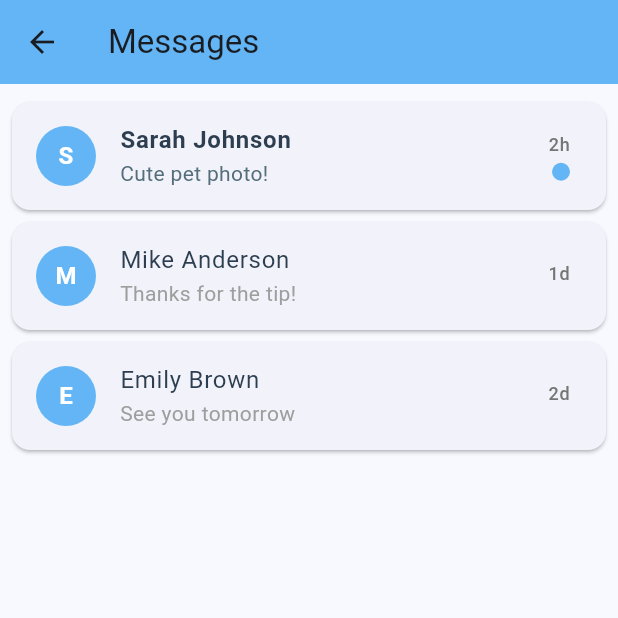
After one commit to Essraerbll/FeedPad, a Flutter app: the MessagingScreen screen opened directly, on a phone screen of 412 x 824 dp, the top half of it. The commit adds this screen. Run offline on Flutter 3.47's test engine with Material 3 defaults, Android fonts, the phone set to English and light mode, and no system bars; our stand-ins replace file_picker, flutter_map, geolocator, latlong2, permission_handler; accounts and stored records are empty; network calls fail.

Commit message:
messages

```diff
--- /dev/null
+++ b/feedpad/lib/screens/messaging_screen.dart
@@ -0,0 +1,374 @@
+import 'package:flutter/material.dart';
+import 'package:provider/provider.dart';
+import '../services/auth_service.dart';
+
+class MessagingScreen extends StatefulWidget {
+  const MessagingScreen({super.key});
+
+  @override
+  State<MessagingScreen> createState() => _MessagingScreenState();
+}
+
+class _MessagingScreenState extends State<MessagingScreen> {
+  // Örnek sohbet listesi
+  final List<Map<String, dynamic>> _conversations = [
+    {
+      'id': 'conv_1',
+      'userName': 'Sarah Johnson',
+      'userImage': null,
+      'lastMessage': 'Cute pet photo!',
+      'timestamp': DateTime.now().subtract(const Duration(hours: 2)),
+      'unread': true,
+    },
+    {
+      'id': 'conv_2',
+      'userName': 'Mike Anderson',
+      'userImage': null,
+      'lastMessage': 'Thanks for the tip!',
+      'timestamp': DateTime.now().subtract(const Duration(days: 1)),
+      'unread': false,
+    },
+    {
+      'id': 'conv_3',
+      'userName': 'Emily Brown',
+      'userImage': null,
+      'lastMessage': 'See you tomorrow',
+      'timestamp': DateTime.now().subtract(const Duration(days: 2)),
+      'unread': false,
+    },
+  ];
+
+  String _formatTime(DateTime dateTime) {
+    final now = DateTime.now();
+    final difference = now.difference(dateTime);
+
+    if (difference.inMinutes < 1) {
+      return 'now';
+    } else if (difference.inHours < 1) {
+      return '${difference.inMinutes}m';
+    } else if (difference.inHours < 24) {
+      return '${difference.inHours}h';
+    } else if (difference.inDays < 7) {
+      return '${difference.inDays}d';
+    } else {
+      return '${dateTime.day}/${dateTime.month}';
+    }
+  }
+
+  @override
+  Widget build(BuildContext context) {
+    final authService = Provider.of<AuthService>(context);
+    final currentUser = authService.currentUser;
+
+    return Scaffold(
+      appBar: AppBar(
+        title: const Text('Messages'),
+        elevation: 0,
+        backgroundColor: const Color(0xFF64B5F6),
+        leading: IconButton(
+          icon: const Icon(Icons.arrow_back),
+          onPressed: () => Navigator.pop(context),
+        ),
+      ),
+      body: _conversations.isEmpty
+          ? Center(
+              child: Column(
+                mainAxisAlignment: MainAxisAlignment.center,
+                children: [
+                  Icon(Icons.message_outlined, size: 80, color: Colors.grey[300]),
+                  const SizedBox(height: 16),
+                  Text(
+                    'No conversations yet',
+                    style: TextStyle(
+                      fontSize: 20,
+                      fontWeight: FontWeight.bold,
+                      color: Colors.grey[600],
+                    ),
+                  ),
+                  const SizedBox(height: 8),
+                  Text(
+                    'Start a new conversation!',
+                    style: TextStyle(color: Colors.grey[500]),
+                  ),
+                ],
+              ),
+            )
+          : ListView.builder(
+              padding: const EdgeInsets.all(8),
+              itemCount: _conversations.length,
+              itemBuilder: (context, index) {
+                final conversation = _conversations[index];
+                return Card(
+                  margin: const EdgeInsets.symmetric(vertical: 4),
+                  child: ListTile(
+                    leading: CircleAvatar(
+                      backgroundColor: const Color(0xFF64B5F6),
+                      backgroundImage: conversation['userImage'] != null
+                          ? NetworkImage(conversation['userImage'])
+                          : null,
+                      child: conversation['userImage'] == null
+                          ? Text(
+                              conversation['userName'][0].toUpperCase(),
+                              style: const TextStyle(
+                                color: Colors.white,
+                                fontWeight: FontWeight.bold,
+                              ),
+                            )
+                          : null,
+                    ),
+                    title: Text(
+                      conversation['userName'],
+                      style: TextStyle(
+                        fontWeight: conversation['unread']
+                            ? FontWeight.bold
+                            : FontWeight.normal,
+                        color: const Color(0xFF2C3E50),
+                      ),
+                    ),
+                    subtitle: Text(
+                      conversation['lastMessage'],
+                      maxLines: 1,
+                      overflow: TextOverflow.ellipsis,
+                      style: TextStyle(
+                        color: conversation['unread']
+                            ? const Color(0xFF546E7A)
+                            : Colors.grey,
+                      ),
+                    ),
+                    trailing: Column(
+                      mainAxisAlignment: MainAxisAlignment.center,
+                      crossAxisAlignment: CrossAxisAlignment.end,
+                      children: [
+                        Text(
+                          _formatTime(conversation['timestamp']),
+                          style: TextStyle(
+                            fontSize: 12,
+                            color: Colors.grey[600],
+                          ),
+                        ),
+                        const SizedBox(height: 4),
+                        if (conversation['unread'])
+                          Container(
+                            width: 12,
+                            height: 12,
+                            decoration: const BoxDecoration(
+                              color: Color(0xFF64B5F6),
+                              shape: BoxShape.circle,
+                            ),
+                          ),
+                      ],
+                    ),
+                    onTap: () {
+                      Navigator.push(
+                        context,
+                        MaterialPageRoute(
+                          builder: (context) => ChatDetailScreen(
+                            conversation: conversation,
+                            currentUserName:
+                                currentUser?.name ?? 'You',
+                          ),
+                        ),
+                      );
+                    },
+                  ),
+                );
+              },
+            ),
+    );
+  }
+}
+
+class ChatDetailScreen extends StatefulWidget {
+  final Map<String, dynamic> conversation;
+  final String currentUserName;
+
+  const ChatDetailScreen({
+    Key? key,
+    required this.conversation,
+    required this.currentUserName,
+  }) : super(key: key);
+
+  @override
+  State<ChatDetailScreen> createState() => _ChatDetailScreenState();
+}
+
+class _ChatDetailScreenState extends State<ChatDetailScreen> {
+  final TextEditingController _messageController = TextEditingController();
+  final List<Map<String, dynamic>> _messages = [
+    {
+      'id': 'msg_1',
+      'sender': 'Sarah Johnson',
+      'text': 'Hi! Love your pet photos!',
+      'timestamp': DateTime.now().subtract(const Duration(hours: 3)),
+      'isSent': false,
+    },
+    {
+      'id': 'msg_2',
+      'sender': 'You',
+      'text': 'Thanks! Your photos are amazing too!',
+      'timestamp': DateTime.now().subtract(const Duration(hours: 2, minutes: 50)),
+      'isSent': true,
+    },
+    {
+      'id': 'msg_3',
+      'sender': 'Sarah Johnson',
+      'text': 'Cute pet photo!',
+      'timestamp': DateTime.now().subtract(const Duration(hours: 2)),
+      'isSent': false,
+    },
+  ];
+
+  void _sendMessage() {
+    if (_messageController.text.isEmpty) return;
+
+    setState(() {
+      _messages.add({
+        'id': 'msg_${DateTime.now().millisecondsSinceEpoch}',
+        'sender': widget.currentUserName,
+        'text': _messageController.text,
+        'timestamp': DateTime.now(),
+        'isSent': true,
+      });
+      _messageController.clear();
+    });
+  }
+
+  @override
+  void dispose() {
+    _messageController.dispose();
+    super.dispose();
+  }
+
+  @override
+  Widget build(BuildContext context) {
+    return Scaffold(
+      appBar: AppBar(
+        title: Text(widget.conversation['userName']),
+        elevation: 0,
+        backgroundColor: const Color(0xFF64B5F6),
+        leading: IconButton(
+          icon: const Icon(Icons.arrow_back),
+          onPressed: () => Navigator.pop(context),
+        ),
+      ),
+      body: Column(
+        children: [
+          Expanded(
+            child: ListView.builder(
+              padding: const EdgeInsets.all(12),
+              itemCount: _messages.length,
+              itemBuilder: (context, index) {
+                final message = _messages[index];
+                final isSent = message['isSent'] == true;
+
+                return Align(
+                  alignment:
+                      isSent ? Alignment.centerRight : Alignment.centerLeft,
+                  child: Container(
+                    margin: const EdgeInsets.symmetric(vertical: 4),
+                    padding: const EdgeInsets.symmetric(
+                      horizontal: 12,
+                      vertical: 8,
+                    ),
+                    decoration: BoxDecoration(
+                      color: isSent
+                          ? const Color(0xFF64B5F6)
+                          : Colors.grey[300],
+                      borderRadius: BorderRadius.circular(12),
+                    ),
+                    child: Column(
+                      crossAxisAlignment: isSent
+                          ? CrossAxisAlignment.end
+                          : CrossAxisAlignment.start,
+                      children: [
+                        Text(
+                          message['text'],
+                          style: TextStyle(
+                            color: isSent ? Colors.white : Colors.black87,
+                            fontSize: 14,
+                          ),
+                        ),
+                        const SizedBox(height: 4),
+                        Text(
+                          _formatMessageTime(message['timestamp']),
+                          style: TextStyle(
+                            color: isSent
+                                ? Colors.white70
+                                : Colors.grey[600],
+                            fontSize: 11,
+                          ),
+                        ),
+                      ],
+                    ),
+                  ),
+                );
+              },
+            ),
+          ),
+          Container(
+            decoration: const BoxDecoration(
+              color: Colors.white,
+              border: Border(
+                top: BorderSide(color: Color(0xFFE0E0E0)),
+              ),
+            ),
+            padding: const EdgeInsets.all(12),
+            child: Row(
+              children: [
+                Expanded(
+                  child: TextField(
+                    controller: _messageController,
+                    decoration: InputDecoration(
+                      hintText: 'Type a message...',
+                      contentPadding: const EdgeInsets.symmetric(
+                        horizontal: 12,
+                        vertical: 10,
+                      ),
+                      border: OutlineInputBorder(
+                        borderRadius: BorderRadius.circular(24),
+                        borderSide: const BorderSide(
+                          color: Color(0xFFBBDEFB),
+                        ),
+                      ),
+                      enabledBorder: OutlineInputBorder(
+                        borderRadius: BorderRadius.circular(24),
+                        borderSide: const BorderSide(
+                          color: Color(0xFFBBDEFB),
+                        ),
+                      ),
+                      focusedBorder: OutlineInputBorder(
+                        borderRadius: BorderRadius.circular(24),
+                        borderSide: const BorderSide(
+                          color: Color(0xFF64B5F6),
+                          width: 2,
+                        ),
+                      ),
+                    ),
+                    onSubmitted: (_) => _sendMessage(),
+                  ),
+                ),
+                const SizedBox(width: 8),
+                CircleAvatar(
+                  backgroundColor: const Color(0xFF64B5F6),
+                  child: IconButton(
+                    icon: const Icon(
+                      Icons.send,
+                      color: Colors.white,
+                      size: 20,
+                    ),
+                    onPressed: _sendMessage,
+                    padding: EdgeInsets.zero,
+                  ),
+                ),
+              ],
+            ),
+          ),
+        ],
+      ),
+    );
+  }
+
+  String _formatMessageTime(DateTime dateTime) {
+    return '${dateTime.hour}:${dateTime.minute.toString().padLeft(2, '0')}';
+  }
+}
```
Also changed, not shown: feedpad/lib/screens/main_screen.dart (+51 -18 lines), feedpad/lib/screens/profile_screen.dart (+15 -0 lines), 1 other file.
